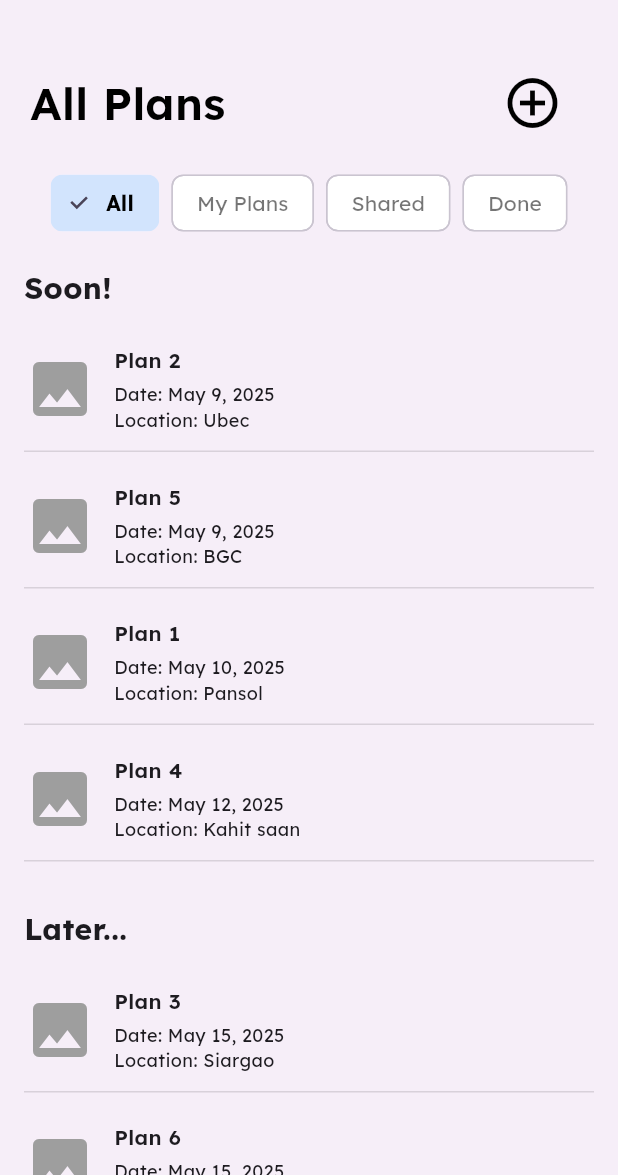
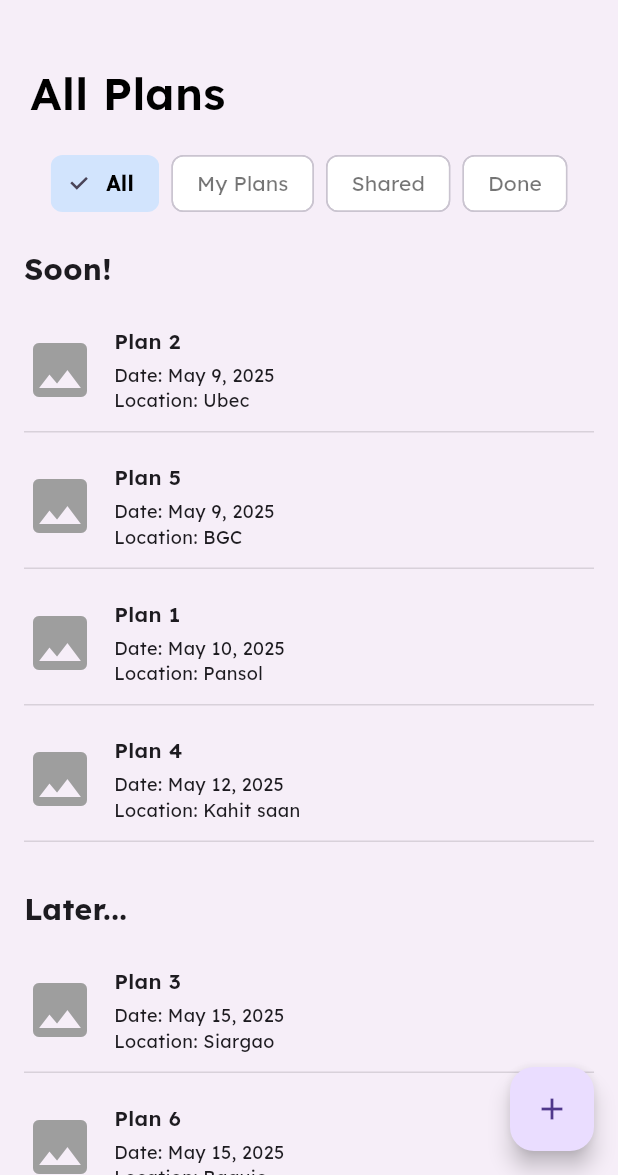
Before and after one commit to jpcabatingan/HaoFar_TravelApp, a Flutter app: the TravelPlans screen opened by its route, on a phone screen of 412 x 824 dp, the part 61-1236 px from its top. Run offline on Flutter 3.47's test engine with Material 3 defaults, Android fonts, the phone set to English and light mode, and no system bars; our stand-ins replace firebase_core, google_fonts; accounts and stored records are empty.

Commit message:
feat: updated add plan button

```diff
--- a/project/lib/screens/homepage/homepage.dart
+++ b/project/lib/screens/homepage/homepage.dart
@@ -33,6 +33,12 @@ class _HomepageState extends State<Homepage> {
 
   Widget _createBody(BuildContext context) {
     return Scaffold(
+      floatingActionButton: FloatingActionButton(
+        onPressed: () {
+          Navigator.pushNamed(context, '/newPlan');
+        },
+        child: const Icon(Icons.add),
+      ),
       backgroundColor: const Color(0xFFF6EEF8),
       appBar: AppBar(
         backgroundColor: const Color(0xFFF6EEF8),
--- a/project/lib/screens/travel_plans_list.dart
+++ b/project/lib/screens/travel_plans_list.dart
@@ -60,6 +60,12 @@ class _TravelPlansState extends State<TravelPlans> {
     final isAll = selectedCategory == "none";
 
     return Scaffold(
+      floatingActionButton: FloatingActionButton(
+        onPressed: () {
+          Navigator.pushNamed(context, '/newPlan');
+        },
+        child: const Icon(Icons.add),
+      ),
       backgroundColor: const Color(0xFFF6EEF8),
       appBar: AppBar(
         backgroundColor: const Color(0xFFF6EEF8),
@@ -102,19 +108,19 @@ class _TravelPlansState extends State<TravelPlans> {
                     ),
                   ),
                 ),
-                SizedBox(
-                  width: 70,
-                  child: IconButton(
-                    icon: const Icon(
-                      Icons.add_circle_outline,
-                      color: Colors.black,
-                      size: 40,
-                    ),
-                    onPressed: () {
-                      Navigator.pushNamed(context, '/newPlan');
-                    },
-                  ),
-                ),
+                // SizedBox(
+                //   width: 70,
+                //   child: IconButton(
+                //     icon: const Icon(
+                //       Icons.add_circle_outline,
+                //       color: Colors.black,
+                //       size: 40,
+                //     ),
+                //     onPressed: () {
+                //       Navigator.pushNamed(context, '/newPlan');
+                //     },
+                //   ),
+                // ),
               ],
             ),
           ),
```
